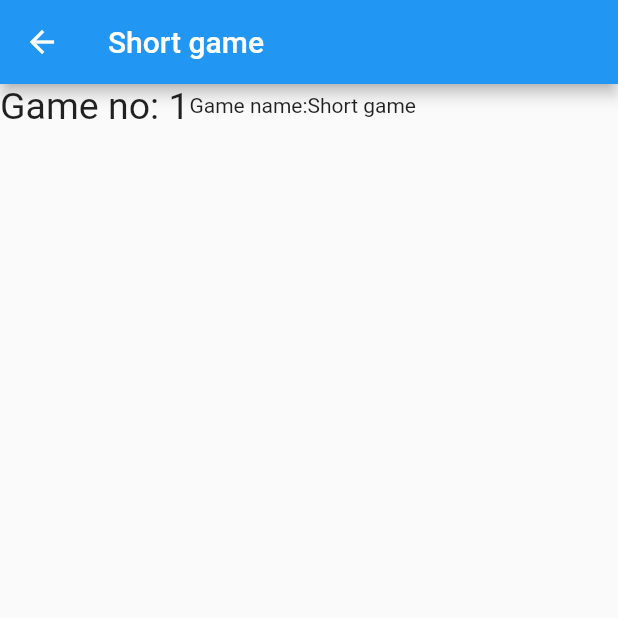
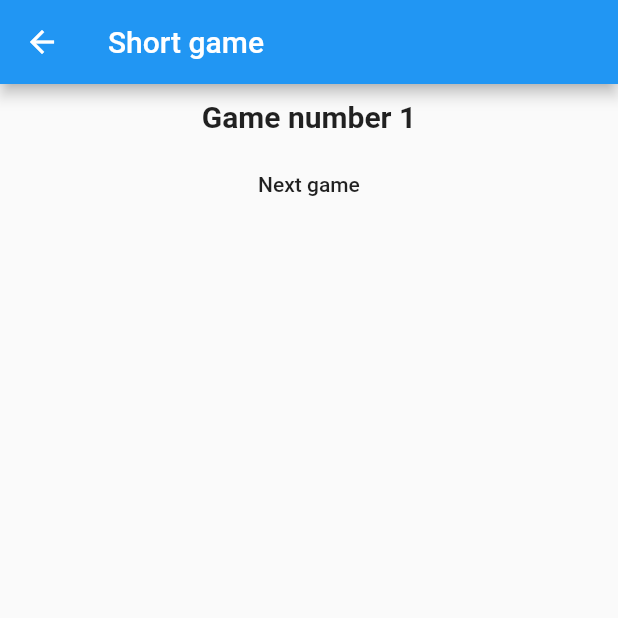
Before and after one commit to bedoe/myApp, a Flutter app: the screen it shows after launch, after a tap on "Short game", on a phone screen of 412 x 824 dp, the top half of it. Run offline on Flutter 3.47's test engine with Material 2 defaults, Android fonts, the phone set to English and light mode, and no system bars.

Commit message:
Added navigation button to move through the app, simplified the content

```diff
--- a/lib/main.dart
+++ b/lib/main.dart
@@ -2,15 +2,14 @@ import 'package:flutter/material.dart';
 
 void main() => runApp(Start());
 
-class Start extends StatelessWidget
-{
+class Start extends StatelessWidget {
   @override
-  Widget build(BuildContext context)
-  {
+  Widget build(BuildContext context) {
     return MaterialApp(
         title: "Start",
-      home: GotYa(sampleList: ["Short game" , "Medium Game", "Long Game"],)
-    );
+        home: GotYa(
+          sampleList: ["Short game", "Medium Game", "Long Game"],
+        ));
   }
 }
 
@@ -22,12 +21,10 @@ class GotYa extends StatefulWidget {
   _GotYaState createState() => _GotYaState();
 }
 
-class _GotYaState extends State<GotYa>
-{
+class _GotYaState extends State<GotYa> {
   TextEditingController _textEditingController = TextEditingController();
   @override
-  Widget build(BuildContext context)
-  {
+  Widget build(BuildContext context) {
     return Scaffold(
       appBar: AppBar(title: Text("I started")),
       body: ListView.builder(
@@ -35,17 +32,17 @@ class _GotYaState extends State<GotYa>
         itemBuilder: itemBuilder,
       ),
       floatingActionButton: FloatingActionButton(
-        onPressed: ()=> _addAnotherOne(context),
+        onPressed: () => _addAnotherOne(context),
         tooltip: "Add another",
         child: Icon(Icons.add),
       ),
     );
   }
-    _addAnotherOne(BuildContext context){
+
+  _addAnotherOne(BuildContext context) {
     return showDialog(
         context: context,
-        builder: (context)
-        {
+        builder: (context) {
           return AlertDialog(
               title: Text("Add a game"),
               content: TextField(
@@ -55,49 +52,53 @@ class _GotYaState extends State<GotYa>
               actions: <Widget>[
                 new FlatButton(
                   child: Text("cancel"),
-                onPressed: ()=>Navigator.of(context).pop(),
+                  onPressed: () => Navigator.of(context).pop(),
                 ),
                 new FlatButton(
                     child: Text("Add game"),
-                onPressed: ()=> _appendToList(_textEditingController.text)
-                ),
+                    onPressed: () =>
+                        _appendToList(_textEditingController.text)),
               ]);
+        });
   }
-          );
-        }
+
   // setState(() {
   //   widget.sampleList.add("New game!");
   // });
-  _appendToList(value)
-  {
+  _appendToList(value) {
     setState(() {
       widget.sampleList.add(value);
     });
     Navigator.of(context).pop();
   }
 
-  Widget itemBuilder(BuildContext context, int index)
-  {
-    double topMargin = index==0 ? 7 : 0;
+  Widget itemBuilder(BuildContext context, int index) {
+    double topMargin = index == 0 ? 7 : 0;
     return GestureDetector(
       // title: Text(widget.sampleList[index]),
       // trailing: FlatButton(
       //   onPressed: () => _handleShit(index),
       //   child: Text("Click"),
       child: Container(
-      margin:  EdgeInsets.fromLTRB(7, topMargin, 0, 10),
-        child: Text(widget.sampleList[index], style: TextStyle(fontSize: 30.0),),
+        margin: EdgeInsets.fromLTRB(7, topMargin, 0, 10),
+        child: Text(
+          widget.sampleList[index],
+          style: TextStyle(fontSize: 30.0),
+        ),
       ),
       onTap: () => _handleShit(index),
     );
   }
-  _handleShit(int index)
-  {
+
+  _handleShit(int index) {
     // changeToFoo(index);
-    Navigator.push(
-      context,
-      MaterialPageRoute(builder: (context) => gameDetails(context, index))
-    );
+    if (widget.sampleList.length != index) {
+      Navigator.push(context,
+          MaterialPageRoute(builder: (context) => gameDetails(context, index)));
+    } else {
+      Navigator.push(context,
+          MaterialPageRoute(builder: (context) => gameDetails(context, 0)));
+    }
   }
 
   void changeToFoo(int index) {
@@ -112,17 +113,49 @@ class _GotYaState extends State<GotYa>
     });
   }
 
-  Widget gameDetails(BuildContext context, int index)
-  {
-    int gameNo = index +1;
+  Widget gameDetails(BuildContext context, int index) {
+    int gameNo = index + 1;
     return Scaffold(
-      appBar: AppBar(title: Text(widget.sampleList[index]),),
-      body: Row(
+        appBar: AppBar(
+          title: Text(widget.sampleList[index]),
+        ),
+        body: Column(children: <Widget>[
+          // Row(
+          //   crossAxisAlignment: CrossAxisAlignment.center,
+          //   children: <Widget>[
+          //     Container(
+          //       margin: EdgeInsets.all(15.0),
+          //       child: Text(
+          //         "Game name: " + widget.sampleList[index],
+          //         style: TextStyle(fontSize: 25.0),
+          //       ),
+          //     ),
+          //   ],
+          // ),
+          Column(
+            crossAxisAlignment: CrossAxisAlignment.center,
             children: <Widget>[
-          Text("Game no: $gameNo", style: TextStyle(fontSize: 25)),
-          Text("Game name:" + widget.sampleList[index])
+              Container(
+                  padding: EdgeInsets.all(10.0),
+                  // alignment: Alignment.center,
+                  child: Text(
+                    "Game number $gameNo",
+                    style:
+                        TextStyle(fontSize: 20.0, fontWeight: FontWeight.w600),
+                  ))
             ],
-      )
-    );
+          ),
+          navButton(context, index),
+        ]));
+  }
+
+  Widget navButton(BuildContext context, int index) {
+    return Column(children: <Widget>[
+      Container(
+          alignment: Alignment.center,
+          child: FlatButton(
+              onPressed: () => _handleShit(index + 1),
+              child: Text("Next game"))),
+    ]);
   }
 }
```
Also changed, not shown: 1 other file. Lines whose indentation alone changed are shown as unchanged.
